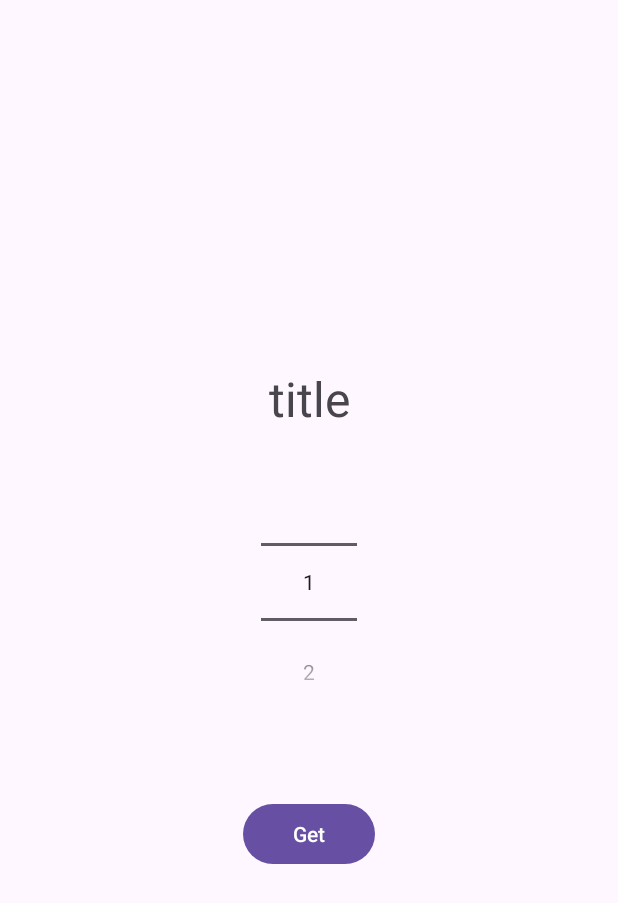
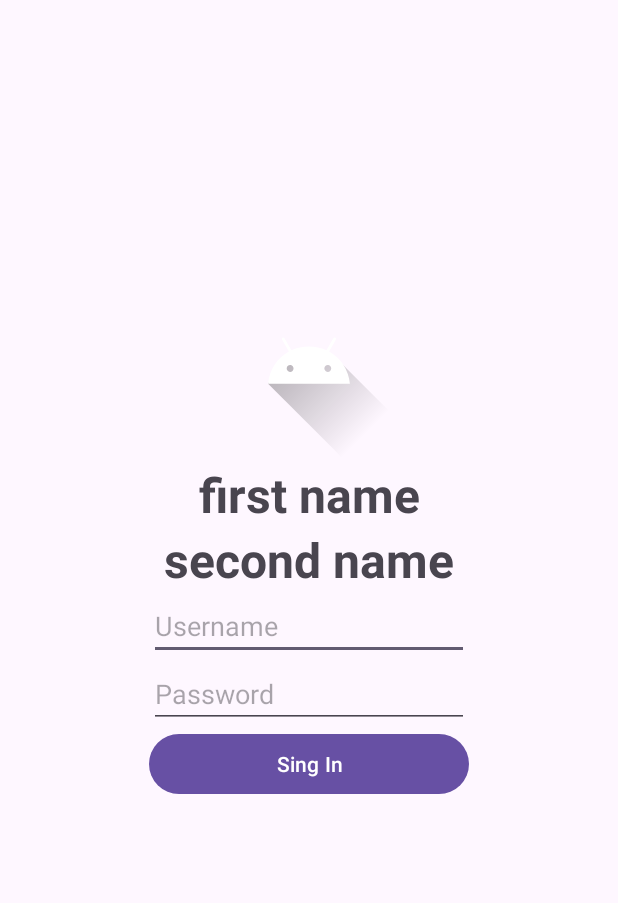
Before and after one commit to NORMss/RetrofitLesson, an Android app: the screen it shows after launch (MainActivity), on a phone screen of 412 x 824 dp. Shown: the top 903 px of the screen. Run offline under Robolectric (Android 15) with nearby library versions, the phone set to English and light mode, and no system bars; our stand-ins replace Picasso; pictures from the network do not load.

Commit message:
feat(AuthRequest): added authorization
Closes #3

```diff
--- a/app/build.gradle.kts
+++ b/app/build.gradle.kts
@@ -26,6 +26,9 @@ android {
             )
         }
     }
+    buildFeatures {
+        viewBinding = true
+    }
     compileOptions {
         sourceCompatibility = JavaVersion.VERSION_1_8
         targetCompatibility = JavaVersion.VERSION_1_8
@@ -42,6 +45,8 @@ dependencies {
     implementation("com.squareup.okhttp3:okhttp:4.12.0")
     implementation("com.squareup.okhttp3:logging-interceptor:4.12.0")
 
+    implementation("com.squareup.picasso:picasso:2.8")
+
     implementation("androidx.core:core-ktx:1.9.0")
     implementation("androidx.appcompat:appcompat:1.6.1")
     implementation("com.google.android.material:material:1.11.0")
--- a/app/src/main/java/com/norm/myretrofitlesson/MainActivity.kt
+++ b/app/src/main/java/com/norm/myretrofitlesson/MainActivity.kt
@@ -2,10 +2,10 @@ package com.norm.myretrofitlesson
 
 import androidx.appcompat.app.AppCompatActivity
 import android.os.Bundle
-import android.widget.Button
-import android.widget.NumberPicker
-import android.widget.TextView
-import com.norm.myretrofitlesson.retrofit.ProductAPI
+import com.norm.myretrofitlesson.databinding.ActivityMainBinding
+import com.norm.myretrofitlesson.retrofit.AuthRequest
+import com.norm.myretrofitlesson.retrofit.MainAPI
+import com.squareup.picasso.Picasso
 import kotlinx.coroutines.CoroutineScope
 import kotlinx.coroutines.Dispatchers
 import kotlinx.coroutines.launch
@@ -15,12 +15,13 @@ import retrofit2.Retrofit
 import retrofit2.converter.gson.GsonConverterFactory
 
 class MainActivity : AppCompatActivity() {
+
+    private lateinit var binding: ActivityMainBinding
     override fun onCreate(savedInstanceState: Bundle?) {
         super.onCreate(savedInstanceState)
-        setContentView(R.layout.activity_main)
+        binding = ActivityMainBinding.inflate(layoutInflater)
+        setContentView(binding.root)
 
-        val tv = findViewById<TextView>(R.id.title)
-        val b = findViewById<Button>(R.id.btn_get)
 
         val interceptor = HttpLoggingInterceptor()
         interceptor.level = HttpLoggingInterceptor.Level.BODY
@@ -29,29 +30,26 @@ class MainActivity : AppCompatActivity() {
             .addInterceptor(interceptor)
             .build()
 
-        val numberPicker = findViewById<NumberPicker>(R.id.numberPicker)
-
-        numberPicker.minValue = 1
-        numberPicker.maxValue = 10
-        numberPicker.wrapSelectorWheel = false
-
-        var selectId = numberPicker.minValue
-
-        numberPicker.setOnValueChangedListener { picker, oldVal, newVal ->
-            selectId = newVal
-        }
-
         val retrofit = Retrofit
             .Builder()
             .baseUrl("https://dummyjson.com").client(client)
             .addConverterFactory(GsonConverterFactory.create())
             .build()
-        val productAPI = retrofit.create(ProductAPI::class.java)
-        b.setOnClickListener {
+        val mainAPI = retrofit.create(MainAPI::class.java)
+        binding.btnSingin.setOnClickListener {
             CoroutineScope(Dispatchers.IO).launch {
-                val product = productAPI.getProducts(selectId)
+                val user = mainAPI.auth(
+                    AuthRequest(
+                        binding.username.text.toString(),
+                        binding.password.text.toString(),
+                    )
+                )
                 runOnUiThread {
-                    tv.text = product.title
+                    binding.apply {
+                        Picasso.get().load(user.image).into(iv)
+                        firstName.text = user.firstName
+                        lastName.text = user.lastName
+                    }
                 }
             }
         }
--- /dev/null
+++ b/app/src/main/java/com/norm/myretrofitlesson/retrofit/AuthRequest.kt
@@ -0,0 +1,6 @@
+package com.norm.myretrofitlesson.retrofit
+
+data class AuthRequest(
+    val username: String,
+    val password: String,
+)
--- a/app/src/main/java/com/norm/myretrofitlesson/retrofit/ProductAPI.kt
+++ b/app/src/main/java/com/norm/myretrofitlesson/retrofit/MainAPI.kt
@@ -1,9 +1,14 @@
 package com.norm.myretrofitlesson.retrofit
 
+import retrofit2.http.Body
 import retrofit2.http.GET
+import retrofit2.http.POST
 import retrofit2.http.Path
 
-interface ProductAPI {
+interface MainAPI {
     @GET("products/{id}")
     suspend fun getProducts(@Path("id") id: Int): Product
+
+    @POST("auth/login")
+    suspend fun auth(@Body authRequest: AuthRequest): User
 }
--- /dev/null
+++ b/app/src/main/java/com/norm/myretrofitlesson/retrofit/User.kt
@@ -0,0 +1,12 @@
+package com.norm.myretrofitlesson.retrofit
+
+data class User(
+    val id: Int,
+    val username: String,
+    val email: String,
+    val firstName: String,
+    val lastName: String,
+    val gender: String,
+    val image: String,
+    val token: String
+)
--- a/app/src/main/res/layout/activity_main.xml
+++ b/app/src/main/res/layout/activity_main.xml
@@ -6,35 +6,68 @@
     android:layout_height="match_parent"
     tools:context=".MainActivity">
 
+    <ImageView
+        android:id="@+id/iv"
+        android:layout_width="128dp"
+        android:layout_height="128dp"
+        android:layout_marginTop="180dp"
+        app:layout_constraintEnd_toEndOf="parent"
+        app:layout_constraintStart_toStartOf="parent"
+        app:layout_constraintTop_toTopOf="parent"
+        app:srcCompat="@drawable/ic_launcher_foreground" />
+
     <TextView
-        android:id="@+id/title"
+        android:id="@+id/first_name"
         android:layout_width="wrap_content"
         android:layout_height="wrap_content"
-        android:text="title"
-        android:textSize="32dp"
-        app:layout_constraintBottom_toTopOf="@+id/btn_get"
+        android:text="first name"
+        android:textSize="32sp"
+        android:textStyle="bold"
         app:layout_constraintEnd_toEndOf="parent"
         app:layout_constraintStart_toStartOf="parent"
-        app:layout_constraintTop_toTopOf="parent" />
+        app:layout_constraintTop_toBottomOf="@+id/iv" />
 
-    <NumberPicker
-        android:id="@+id/numberPicker"
+    <TextView
+        android:id="@+id/last_name"
         android:layout_width="wrap_content"
         android:layout_height="wrap_content"
-        app:layout_constraintBottom_toTopOf="@+id/btn_get"
+        android:text="second name"
+        android:textSize="32sp"
+        android:textStyle="bold"
         app:layout_constraintEnd_toEndOf="parent"
         app:layout_constraintStart_toStartOf="parent"
-        app:layout_constraintTop_toTopOf="@id/title" />
+        app:layout_constraintTop_toBottomOf="@+id/first_name" />
 
 
     <Button
-        android:id="@+id/btn_get"
+        android:id="@+id/btn_singin"
+        android:layout_width="0dp"
+        android:layout_height="wrap_content"
+        android:text="Sing In"
+        app:layout_constraintEnd_toEndOf="@+id/password"
+        app:layout_constraintStart_toStartOf="@+id/password"
+        app:layout_constraintTop_toBottomOf="@+id/password" />
+
+    <EditText
+        android:id="@+id/username"
         android:layout_width="wrap_content"
         android:layout_height="wrap_content"
-        android:text="Get"
-        app:layout_constraintBottom_toBottomOf="parent"
+        android:ems="10"
+        android:hint="Username"
+        android:inputType="text"
         app:layout_constraintEnd_toEndOf="parent"
         app:layout_constraintStart_toStartOf="parent"
-        app:layout_constraintTop_toBottomOf="@+id/title" />
+        app:layout_constraintTop_toBottomOf="@+id/last_name" />
+
+    <EditText
+        android:id="@+id/password"
+        android:layout_width="wrap_content"
+        android:layout_height="wrap_content"
+        android:ems="10"
+        android:hint="Password"
+        android:inputType="text|textPassword"
+        app:layout_constraintEnd_toEndOf="parent"
+        app:layout_constraintStart_toStartOf="parent"
+        app:layout_constraintTop_toBottomOf="@+id/username" />
 
 </androidx.constraintlayout.widget.ConstraintLayout>
```
